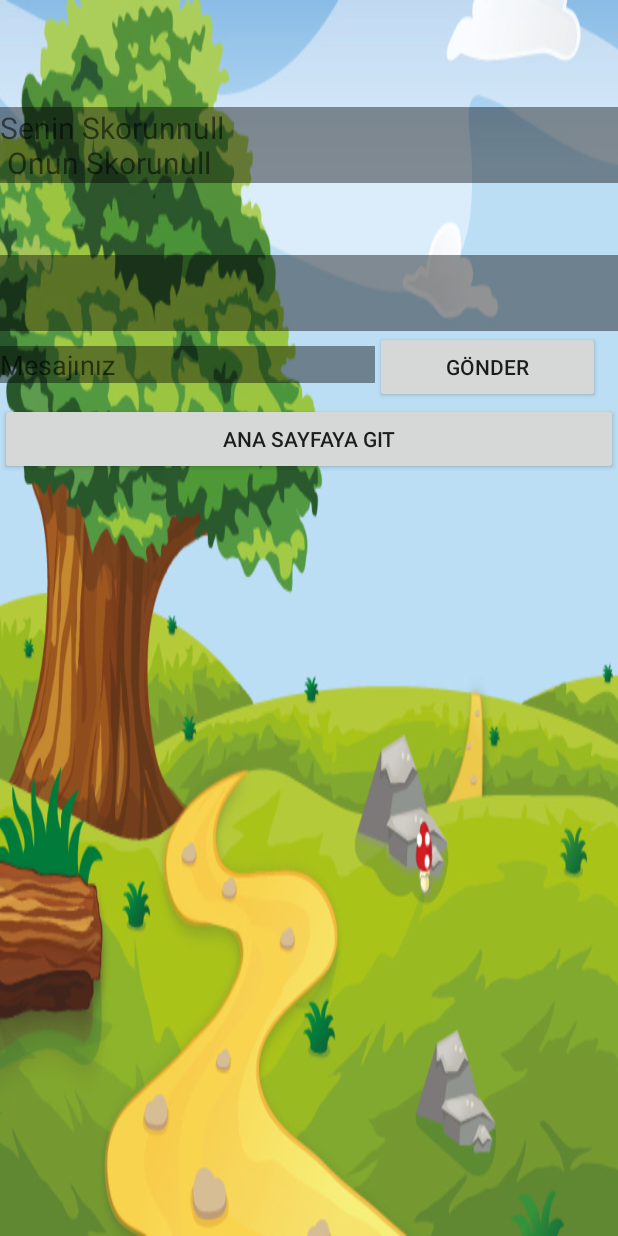
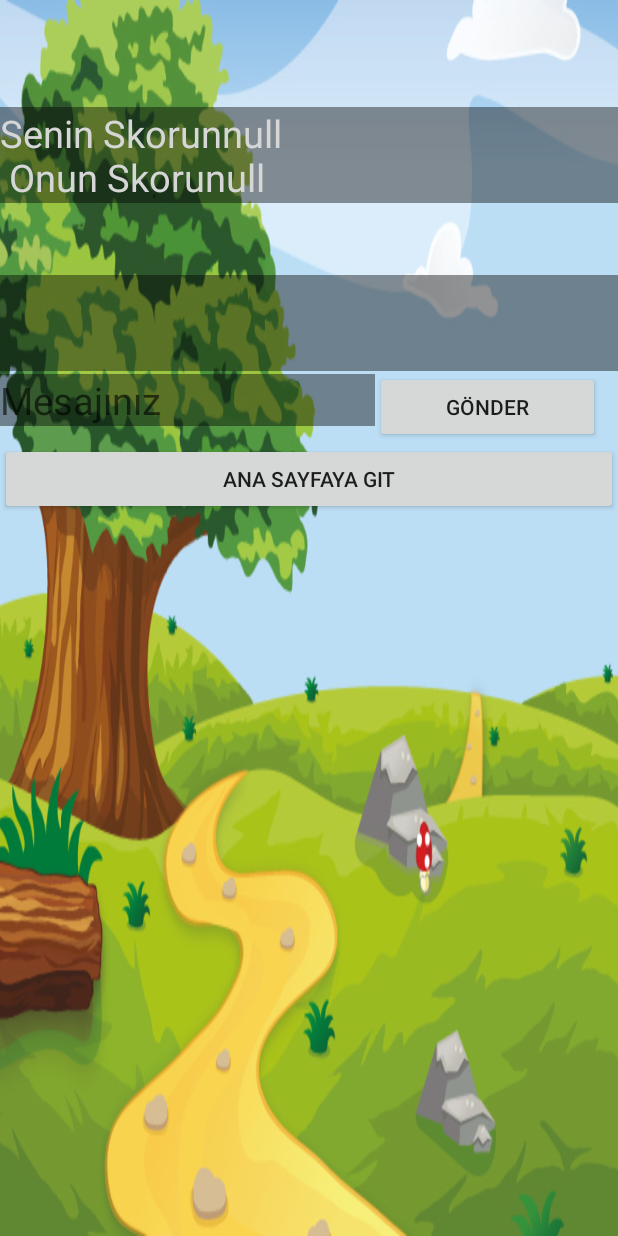
Before and after one commit to yagizanil14/tahminoyunudeneme, an Android app: the Main2Activity screen opened directly, with no data from a screen before it, on a phone screen of 412 x 824 dp. Run offline under Robolectric (Android 15) with nearby library versions, the phone set to English and light mode, and no system bars; our stand-ins replace Firebase (no records; nobody signed in at launch, a user with empty details on screens opened directly); 3 statements that could not run were skipped.

Commit message:
yapım aşaması 15
bazı hata düzeltmeleri yapıldı

```diff
--- a/TahminOyunuDeneme2/app/src/main/java/com/example/tahminoyunudeneme2/MarketActivity.java
+++ b/TahminOyunuDeneme2/app/src/main/java/com/example/tahminoyunudeneme2/MarketActivity.java
@@ -44,6 +44,7 @@ public class MarketActivity extends AppCompatActivity {
             @Override
             public void onClick(View v) {
                 Intent intent = new Intent( MarketActivity.this,MainActivity.class );
+                startActivity( intent );
             }
         } );
 
--- a/TahminOyunuDeneme2/app/src/main/res/layout/activity_main2.xml
+++ b/TahminOyunuDeneme2/app/src/main/res/layout/activity_main2.xml
@@ -26,7 +26,8 @@
         android:layout_width="match_parent"
         android:layout_height="wrap_content"
         android:background="#6B000000"
-        android:textSize="20sp"
+        android:textColor="@color/fui_bgAnonymous"
+        android:textSize="25sp"
         tools:layout_editor_absoluteY="96dp" />
 
     <LinearLayout
@@ -42,6 +43,8 @@
             android:ems="10"
             android:hint="Cevabı Giriniz"
             android:inputType="number"
+            android:textColor="@color/fui_bgAnonymous"
+            android:textSize="25sp"
             tools:layout_editor_absoluteX="11dp"
             tools:layout_editor_absoluteY="309dp" />
 
@@ -60,7 +63,8 @@
         android:layout_height="wrap_content"
         android:background="#6B000000"
         android:text="konuşmalar"
-        android:textSize="20dp"
+        android:textColor="@color/fui_bgAnonymous"
+        android:textSize="25sp"
         android:visibility="visible"
         tools:layout_editor_absoluteX="80dp"
         tools:layout_editor_absoluteY="414dp" />
@@ -79,6 +83,8 @@
             android:ems="10"
             android:hint="Mesajınız"
             android:inputType="textPersonName"
+            android:textColor="@color/fui_bgAnonymous"
+            android:textSize="25sp"
             android:visibility="visible"
             tools:layout_editor_absoluteX="80dp"
             tools:layout_editor_absoluteY="584dp" />
```
